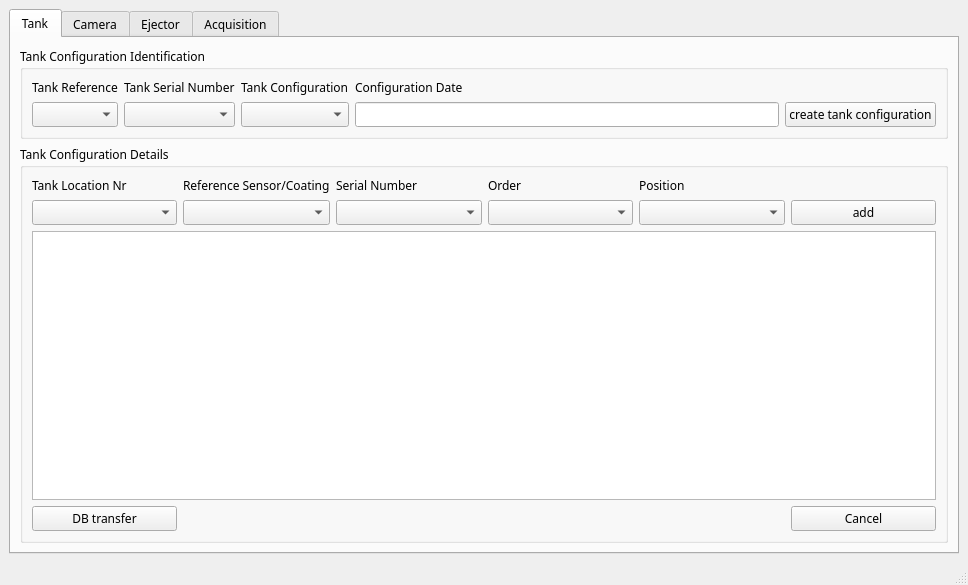
First picture: the form in cleansky_LMSM/ui_to_py_by_qtdesigner/List_of_configuration.ui, repository HouzeZHANG/CSLMSM, before the edit.
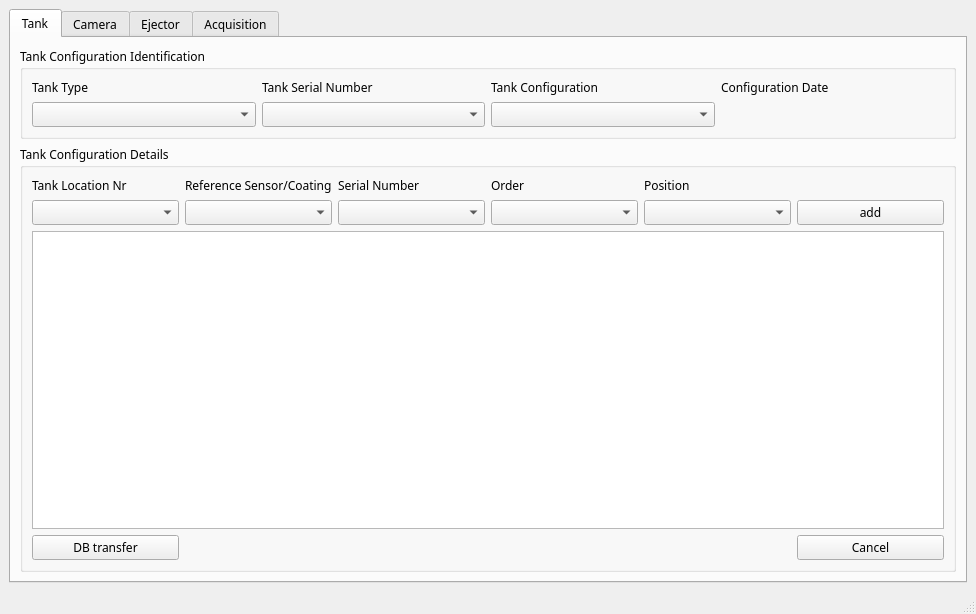
Second picture: the form after the edit.

Patch:
```diff
--- a/cleansky_LMSM/ui_to_py_by_qtdesigner/List_of_configuration.ui
+++ b/cleansky_LMSM/ui_to_py_by_qtdesigner/List_of_configuration.ui
@@ -6,8 +6,8 @@
    <rect>
     <x>0</x>
     <y>0</y>
-    <width>968</width>
-    <height>585</height>
+    <width>976</width>
+    <height>614</height>
    </rect>
   </property>
   <property name="windowTitle">
@@ -51,13 +51,10 @@
            <item row="1" column="0">
             <widget class="QComboBox" name="comboBox"/>
            </item>
-           <item row="1" column="3">
-            <widget class="QLineEdit" name="lineEdit"/>
-           </item>
            <item row="0" column="0">
             <widget class="QLabel" name="label_4">
              <property name="text">
-              <string>Tank Reference</string>
+              <string>Tank Type</string>
              </property>
             </widget>
            </item>
@@ -82,10 +79,10 @@
              </property>
             </widget>
            </item>
-           <item row="1" column="4">
-            <widget class="QPushButton" name="pushButton_13">
+           <item row="1" column="3">
+            <widget class="QLabel" name="label_29">
              <property name="text">
-              <string>create tank configuration</string>
+              <string/>
              </property>
             </widget>
            </item>
```
